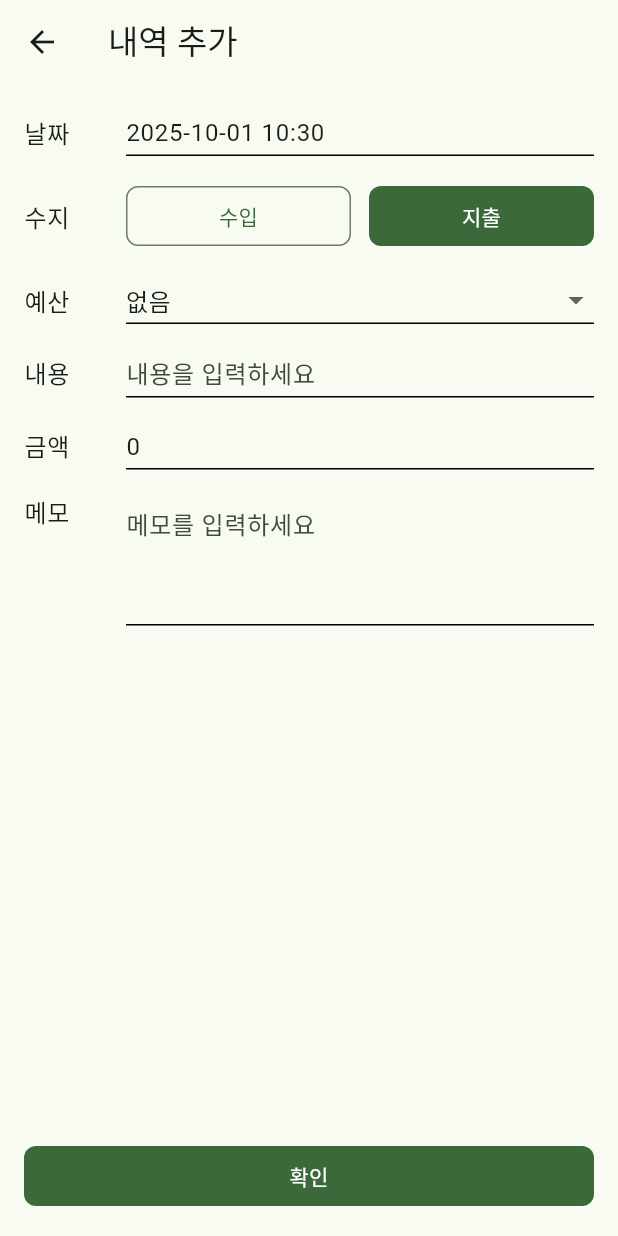
After one commit to lklab/money-note, a Flutter app: the screen it shows after launch, item 2 of the bottom bar chosen, after a tap on the "add" icon, on a phone screen of 412 x 824 dp. The commit adds this screen. Run offline on Flutter 3.47's test engine with Material 3 defaults, Android fonts, the phone set to English and light mode, and no system bars; our stand-ins replace flutter_riverpod, flutter_speed_dial, font_awesome_flutter, sqflite; missing offline and left inert: drag_and_drop_lists; accounts and stored records are empty; Roboto replaces fonts that are missing (NotoSansKR); statements that could not run were skipped.

Commit message:
내역 리스트 화면 구현

```diff
--- /dev/null
+++ b/money_note_flutter/lib/pages/record_edit_page.dart
@@ -0,0 +1,338 @@
+import 'package:flutter/material.dart';
+import 'package:intl/intl.dart';
+import 'package:money_note_flutter/data/record_storage.dart';
+import 'package:money_note_flutter/pages/calculator_page.dart';
+import 'package:money_note_flutter/utils/style.dart';
+import 'package:money_note_flutter/utils/utils.dart';
+import 'package:money_note_flutter/widgets/labeled_input.dart';
+import 'package:money_note_flutter/widgets/wands_button.dart';
+
+class RecordEditPage extends StatefulWidget {
+  final Record? record;
+  final DateTime? initialDate;
+
+  const RecordEditPage({
+    super.key,
+    this.record,
+    this.initialDate,
+  });
+
+  @override
+  State<RecordEditPage> createState() => _RecordEditPageState();
+}
+
+class _RecordEditPageState extends State<RecordEditPage> {
+  late final TextEditingController _dateCtrl;
+  late final TextEditingController _contentCtrl;
+  late final TextEditingController _amountCtrl;
+  late final TextEditingController _memoCtrl;
+
+  late final FocusNode _contentFocus;
+  late final FocusNode _memoFocus;
+
+  DateTime _date = DateTime.now();
+  RecordKind _kind = RecordKind.expense;
+  String _selectedBudget = 'none';
+  int _amount = 0;
+
+  @override
+  void initState() {
+    super.initState();
+
+    final record = widget.record;
+
+    if (record != null) {
+      _date = record.dateTime;
+    } else if (widget.initialDate != null) {
+      _date = widget.initialDate!;
+    }
+
+    _kind = record?.kind ?? RecordKind.expense;
+    _selectedBudget = record?.budget ?? 'none';
+    _amount = record?.amount ?? 0;
+
+    _dateCtrl = TextEditingController(text: _formatDate(_date));
+    _contentCtrl = TextEditingController(text: record?.content ?? '');
+    _memoCtrl = TextEditingController(text: record?.memo ?? '');
+    _amountCtrl = TextEditingController(text: Utils.formatMoney(_amount));
+
+    _contentFocus = FocusNode();
+    _memoFocus = FocusNode();
+  }
+
+  @override
+  void dispose() {
+    _dateCtrl.dispose();
+    _contentCtrl.dispose();
+    _memoCtrl.dispose();
+    _amountCtrl.dispose();
+
+    _contentFocus.dispose();
+    _memoFocus.dispose();
+
+    super.dispose();
+  }
+
+  Future<void> _onConfirmAdd() async {
+    final content = _contentCtrl.text.trim();
+    if (content.isEmpty) {
+      Utils.showSnack(context, '내용을 입력하세요');
+      return;
+    }
+
+    await RecordStorage().addRecord(
+      dateTime: _date,
+      kind: _kind,
+      budget: _selectedBudget,
+      amount: _amount,
+      content: content,
+      memo: _memoCtrl.text,
+    );
+
+    if (mounted) Navigator.of(context).pop(true);
+  }
+
+  Future<void> _onConfirmUpdate() async {
+    final record = widget.record!;
+    final content = _contentCtrl.text.trim();
+    if (content.isEmpty) {
+      Utils.showSnack(context, '내용을 입력하세요');
+      return;
+    }
+
+    await RecordStorage().updateRecord(
+      record.id,
+      dateTime: _date,
+      kind: _kind,
+      budget: _selectedBudget,
+      amount: _amount,
+      content: content,
+      memo: _memoCtrl.text,
+    );
+
+    if (mounted) Navigator.of(context).pop(true);
+  }
+
+  Future<void> _onDelete() async {
+    final ok = await Utils.confirmDelete(context);
+    if (ok != true) return;
+
+    final record = widget.record!;
+    await RecordStorage().deleteRecord(record.id);
+
+    if (mounted) Navigator.of(context).pop(true);
+  }
+
+  Future<void> _pickAmount() async {
+    FocusScope.of(context).unfocus();
+
+    final result = await Navigator.push<int>(
+      context,
+      MaterialPageRoute(
+        builder: (_) => CalculatorPage(initialValue: _amount),
+      ),
+    );
+
+    if (result == null) return;
+
+    setState(() {
+      _amount = result;
+      _amountCtrl.text = Utils.formatMoney(_amount);
+    });
+  }
+
+  String _formatDate(DateTime date) {
+    return DateFormat('yyyy-MM-dd HH:mm').format(date);
+  }
+
+  @override
+  Widget build(BuildContext context) {
+    bool isEdit = widget.record != null;
+    List<String> budgetNames = ['없음', '내 예산'];
+    List<String> budgetIds = ['none', 'mybudget'];
+
+    if (widget.record != null && !budgetIds.contains(widget.record!.budget)) {
+      _selectedBudget = budgetIds[0];
+    }
+
+    return Scaffold(
+      appBar: AppBar(
+        title: isEdit ? const Text('내역 수정') : const Text('내역 추가'),
+      ),
+      body: GestureDetector(
+        onTap: () => FocusScope.of(context).unfocus(),
+        child: Stack(
+          children: [
+            Container(
+              color: Colors.transparent,
+            ),
+            SafeArea(
+              child: Padding(
+                padding: const EdgeInsets.all(16.0),
+                child: Column(
+                  children: [
+                    Expanded(
+                      child: SingleChildScrollView(
+                        child: Column(
+                          children: [
+                            LabeledInput(
+                              label: '날짜',
+                              child: TextField(
+                                controller: _dateCtrl,
+                                readOnly: true,
+                                showCursor: false,
+                                enableInteractiveSelection: false,
+                                decoration: Style.inputDecoration,
+                                onTap: () async {
+                                  final newDate = await Utils.pickDateTime(context, initial: _date);
+
+                                  if (newDate != null) {
+                                    setState(() {
+                                      _date = newDate;
+                                      _dateCtrl.text = _formatDate(_date);
+                                    });
+                                  }
+                                },
+                              ),
+                            ),
+                            const SizedBox(height: 16),
+
+                            LabeledInput(
+                              label: '수지',
+                              child: Row(
+                                children: [
+                                  Expanded(
+                                    child: WandsButton(
+                                      onPressed: () {
+                                        if (_kind == RecordKind.income) {
+                                          return;
+                                        }
+                                        setState(() {
+                                          _kind = RecordKind.income;
+                                        });
+                                      },
+                                      isFilled: _kind == RecordKind.income,
+                                      text: '수입',
+                                    ),
+                                  ),
+                                  const SizedBox(width: 12),
+                                  Expanded(
+                                    child: WandsButton(
+                                      onPressed: () {
+                                        if (_kind == RecordKind.expense) {
+                                          return;
+                                        }
+                                        setState(() {
+                                          _kind = RecordKind.expense;
+                                        });
+                                      },
+                                      isFilled: _kind == RecordKind.expense,
+                                      text: '지출',
+                                    ),
+                                  ),
+                                ],
+                              ),
+                            ),
+                            const SizedBox(height: 16),
+
+                            LabeledInput(
+                              label: '예산',
+                              child: DropdownButtonFormField<String>(
+                                initialValue: _selectedBudget,
+                                items: List.generate(budgetNames.length, (i) {
+                                  return DropdownMenuItem(value: budgetIds[i], child: Text(budgetNames[i]),);
+                                }),
+                                onChanged: (v) => setState(() {
+                                  if (v != null) {
+                                    _selectedBudget = v;
+                                  }
+                                }),
+                                decoration: Style.inputDecoration,
+                              ),
+                            ),
+                            const SizedBox(height: 16),
+
+                            LabeledInput(
+                              label: '내용',
+                              child: TextField(
+                                controller: _contentCtrl,
+                                focusNode: _contentFocus,
+                                textInputAction: TextInputAction.done,
+                                decoration: Style.getSingleLineInputDecoration('내용을 입력하세요'),
+                              ),
+                            ),
+                            const SizedBox(height: 16),
+
+                            LabeledInput(
+                              label: '금액',
+                              child: TextField(
+                                controller: _amountCtrl,
+                                readOnly: true,
+                                showCursor: false,
+                                enableInteractiveSelection: false,
+                                decoration: Style.inputDecoration,
+                                onTap: _pickAmount,
+                              ),
+                            ),
+                            const SizedBox(height: 16),
+
+                            LabeledInput(
+                              label: '메모',
+                              crossAxisAlignment: CrossAxisAlignment.start,
+                              child: TextField(
+                                controller: _memoCtrl,
+                                focusNode: _memoFocus,
+                                keyboardType: TextInputType.multiline,
+                                minLines: 3,
+                                maxLines: null,
+                                textInputAction: TextInputAction.done,
+                                decoration: Style.getMultiLineInputDecoration('메모를 입력하세요'),
+                              ),
+                            ),
+
+                            const SizedBox(height: 32),
+                          ],
+                        ),
+                      ),
+                    ),
+
+                    if (!isEdit)
+                    SizedBox(
+                      width: double.infinity,
+                      child: FilledButton(
+                        onPressed: _onConfirmAdd,
+                        style: Style.buttonStyle,
+                        child: const Text('확인'),
+                      ),
+                    ),
+
+                    if (isEdit)
+                    Row(
+                      children: [
+                        Expanded(
+                          child: OutlinedButton(
+                            onPressed: _onDelete,
+                            style: Style.buttonStyle,
+                            child: const Text('삭제'),
+                          ),
+                        ),
+                        const SizedBox(width: 12),
+                        Expanded(
+                          child: FilledButton(
+                            onPressed: _onConfirmUpdate,
+                            style: Style.buttonStyle,
+                            child: const Text('수정'),
+                          ),
+                        ),
+                      ],
+                    ),
+                  ],
+                ),
+              ),
+            ),
+          ],
+        ),
+      ),
+    );
+  }
+}
--- a/money_note_flutter/lib/pages/records_page.dart
+++ b/money_note_flutter/lib/pages/records_page.dart
@@ -1,6 +1,7 @@
 import 'package:flutter/foundation.dart';
 import 'package:flutter/material.dart';
 import 'package:money_note_flutter/data/record_storage.dart';
+import 'package:money_note_flutter/pages/record_edit_page.dart';
 import 'package:money_note_flutter/utils/utils.dart';
 import 'package:money_note_flutter/widgets/calendar_day.dart';
 import 'package:money_note_flutter/widgets/month_navigator.dart';
@@ -24,10 +25,12 @@ class _RecordsPageState extends State<RecordsPage> {
   late int _lastIndex;
   late final VoidCallback _listener;
 
+  DateTime _currentMonth = DateTime.now();
   List<Record> _records = [];
   List<List<int>> _dayCalendar = List.generate(6, (_) => List.filled(7, 0));
   List<List<List<Record>>> _recordCalendar = List.generate(6, (_) => List.generate(7, (_) => []));
 
+  bool _currentDayInitialized = false;
   int _currentDay = 1;
   int _startWeekDay = 0;
 
@@ -64,6 +67,7 @@ class _RecordsPageState extends State<RecordsPage> {
     final records = await RecordStorage().getRecordsOfMonth(month);
 
     setState(() {
+      _currentMonth = month;
       _records = records;
 
       final (calendar, startWeekday) = buildMonthCalendar(month.year, month.month);
@@ -76,13 +80,25 @@ class _RecordsPageState extends State<RecordsPage> {
         _recordCalendar[i][j].add(record);
       }
 
-      final now = DateTime.now();
-      if (month.year == now.year && month.month == now.month) {
-        _currentDay = now.day;
+      if (_currentDayInitialized) {
+        final lastDay = Utils.getLastDayInMonth(_currentMonth);
+        if (_currentDay > lastDay) {
+          _currentDay = 1;
+        }
       } else {
-        _currentDay = 1;
+        final now = DateTime.now();
+        if (month.year == now.year && month.month == now.month) {
+          _currentDay = now.day;
+        } else {
+          _currentDay = 1;
+        }
+        _currentDayInitialized = true;
       }
     });
+  }
+
+  void _updatePage() {
+    _setMonth(_currentMonth);
   }
 
   (int, int) getCalendarIndex(int day) {
@@ -98,10 +114,7 @@ class _RecordsPageState extends State<RecordsPage> {
 
     // 이번 달의 첫 날과 마지막 날짜 계산
     DateTime firstDay = DateTime(year, month, 1);
-    DateTime nextMonth = (month == 12)
-        ? DateTime(year + 1, 1, 1)
-        : DateTime(year, month + 1, 1);
-    int daysInMonth = nextMonth.subtract(const Duration(days: 1)).day;
+    int daysInMonth = Utils.getLastDayInMonth(firstDay);
 
     // 이번 달 1일의 요일 (0:일 ~ 6:토)
     int startWeekday = firstDay.weekday % 7; // DateTime에서 일요일은 7 → 0으로 맞춤
@@ -257,17 +270,55 @@ class _RecordsPageState extends State<RecordsPage> {
           ),
           Expanded(
             child: ListView.builder(
+              padding: EdgeInsets.only(
+                left: 0,
+                right: 0,
+                top: 0,
+                bottom: 100,
+              ),
               itemCount: records.length,
               itemBuilder: (context, index) {
                 return RecordItem(
                   record: records[index],
                   showDay: false,
+                  onUpdated: () {
+                    setState(() {
+                      _updatePage();
+                    });
+                  },
                 );
               },
             ),
           ),
         ],
       ),
+      floatingActionButton: FloatingActionButton(
+        onPressed: () async {
+          final changed = await Navigator.of(context).push<bool>(
+            MaterialPageRoute(
+              builder: (_) {
+                final now = DateTime.now();
+                final initialDate = DateTime(
+                  _currentMonth.year,
+                  _currentMonth.month,
+                  _currentDay,
+                  now.hour,
+                  now.minute,
+                );
+                return RecordEditPage(
+                  initialDate: initialDate,
+                );
+              },
+            ),
+          );
+
+          if (changed == true) {
+            _updatePage();
+          }
+        },
+        shape: const CircleBorder(),
+        child: const Icon(Icons.add),
+      )
     );
   }
 }
--- /dev/null
+++ b/money_note_flutter/lib/widgets/wands_button.dart
@@ -0,0 +1,32 @@
+import 'package:flutter/material.dart';
+import 'package:money_note_flutter/utils/style.dart';
+
+class WandsButton extends StatelessWidget {
+  final bool isFilled;
+  final String text;
+  final Function()? onPressed;
+
+  const WandsButton({
+    super.key,
+    this.onPressed,
+    this.isFilled = true,
+    this.text = '',
+  });
+
+  @override
+  Widget build(BuildContext context) {
+    if (isFilled) {
+      return FilledButton(
+        onPressed: onPressed,
+        style: Style.buttonStyle,
+        child: Text(text),
+      );
+    } else {
+      return OutlinedButton(
+        onPressed: onPressed,
+        style: Style.buttonStyle,
+        child: Text(text),
+    );
+    }
+  }
+}
```
Also changed, not shown: money_note_flutter/lib/utils/utils.dart (+104 -0 lines), money_note_flutter/lib/widgets/record_item.dart (+16 -1 lines).
